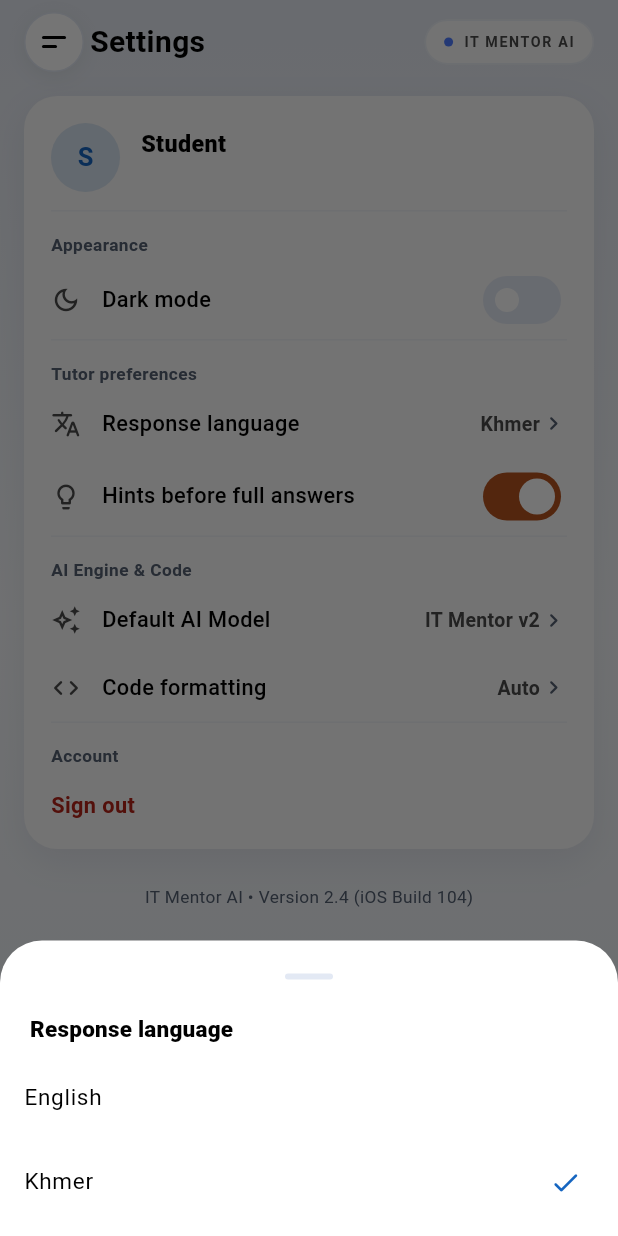
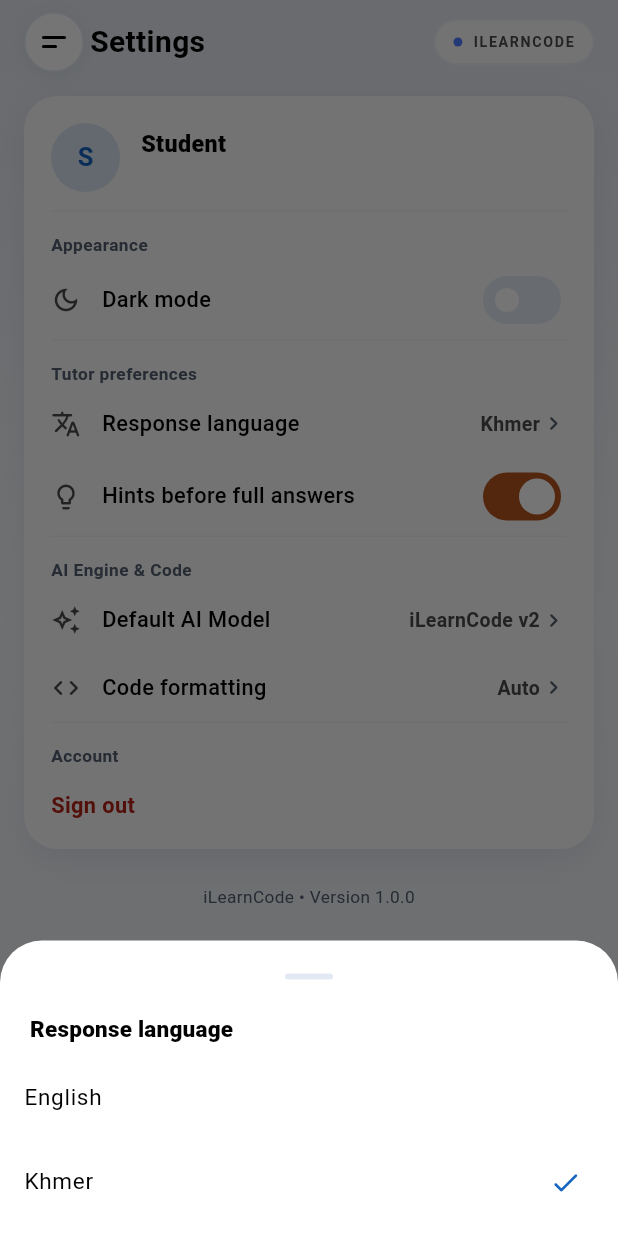
Before and after one commit to Socheata251/Ai_Mentor, a Flutter app: the SettingsScreen screen opened directly, after a tap on "Response language", on a phone screen of 412 x 824 dp. Run offline on Flutter 3.47's test engine with Material 3 defaults, Android fonts, the phone set to English and light mode, and no system bars; our stand-ins replace flutter_secure_storage; accounts and stored records are empty.

Commit message:
Rename app to iLearnCode, update app icons

```diff
--- a/lib/features/ai_tutor/screens/ai_tutor_screen.dart
+++ b/lib/features/ai_tutor/screens/ai_tutor_screen.dart
@@ -387,7 +387,7 @@
           children: [
             Flexible(
               child: Text(
-                'IT Mentor AI',
+                'iLearnCode',
                 maxLines: 1,
                 overflow: TextOverflow.ellipsis,
                 style: t.titleMedium?.copyWith(
--- a/lib/features/ai_tutor/widgets/ai_message_card.dart
+++ b/lib/features/ai_tutor/widgets/ai_message_card.dart
@@ -86,7 +86,7 @@
                 crossAxisAlignment: CrossAxisAlignment.start,
                 children: [
                   Text(
-                    'IT Mentor AI',
+                    'iLearnCode',
                     style: t.labelMedium!.copyWith(
                       fontWeight: FontWeight.w800,
                       color: a.color,
--- a/lib/features/progress/screens/progress_screen.dart
+++ b/lib/features/progress/screens/progress_screen.dart
@@ -100,7 +100,7 @@
             children: [
               Text('Your Progress', style: theme.textTheme.titleMedium),
               Text(
-                'IT Mentor AI · Semester 3 & 4',
+                'iLearnCode · Semester 1–8',
                 style: theme.textTheme.labelSmall?.copyWith(
                   color: colors.textMuted,
                   fontSize: 9,
--- a/lib/features/quiz/screens/quiz_screen.dart
+++ b/lib/features/quiz/screens/quiz_screen.dart
@@ -437,7 +437,7 @@
                 ),
                 const SizedBox(height: 2),
                 Text(
-                  'IT MENTOR AI • ${quiz.topic.title.toUpperCase()}',
+                  'ILEARNCODE • ${quiz.topic.title.toUpperCase()}',
                   style: text.labelSmall?.copyWith(color: c.gradientStart),
                   textAlign: TextAlign.center,
                 ),
--- a/lib/features/settings/providers/settings_controller.dart
+++ b/lib/features/settings/providers/settings_controller.dart
@@ -9,13 +9,13 @@
 class SettingsController extends ChangeNotifier {
   // ---- Options shown in the pickers (edit freely) ----
   static const languages = ['English', 'Khmer'];
-  static const aiModels = ['IT Mentor v2', 'IT Mentor v2 Fast', 'IT Mentor v1'];
+  static const aiModels = ['iLearnCode v2', 'iLearnCode v2 Fast', 'iLearnCode v1'];
   static const codeFormats = ['Auto', '2 spaces', '4 spaces', 'Tabs'];
 
   // ---- Current values (defaults match your design) ----
   String language = 'Khmer';
   bool hintsFirst = true;
-  String aiModel = 'IT Mentor v2';
+  String aiModel = 'iLearnCode v2';
   String codeFormat = 'Auto';
 
   void setLanguage(String v) {
--- a/lib/features/settings/screens/settings_screen.dart
+++ b/lib/features/settings/screens/settings_screen.dart
@@ -15,7 +15,7 @@
 const _accent = Color(0xFFB4521F);
 
 /// Footer text. Edit when you ship a new build.
-const kAppVersionLabel = 'IT Mentor AI • Version 2.4 (iOS Build 104)';
+const kAppVersionLabel = 'iLearnCode • Version 1.0.0';
 
 class SettingsScreen extends StatelessWidget {
   const SettingsScreen({
@@ -290,7 +290,7 @@
 // Pieces
 // =====================================================================
 
-/// ☰ menu button + title + "IT MENTOR AI" pill.
+/// ☰ menu button + title + "ILEARNCODE" pill.
 class _Header extends StatelessWidget {
   const _Header();
 
@@ -334,7 +334,7 @@
               ),
               const SizedBox(width: 7),
               Text(
-                'IT MENTOR AI',
+                'ILEARNCODE',
                 style: TextStyle(
                   fontSize: 9.5,
                   fontWeight: FontWeight.w700,
--- a/lib/main.dart
+++ b/lib/main.dart
@@ -36,11 +36,11 @@
 
   // Stay signed in between launches.
   final signedIn = await AuthService.instance.restoreSession();
-  runApp(AImentor(signedIn: signedIn));
+  runApp(ILearnCodeApp(signedIn: signedIn));
 }
 
-class AImentor extends StatelessWidget {
-  const AImentor({super.key, this.signedIn = false});
+class ILearnCodeApp extends StatelessWidget {
+  const ILearnCodeApp({super.key, this.signedIn = false});
 
   final bool signedIn;
 
```
Also changed, not shown: pubspec.yaml (+4 -3 lines), assets/icon/app_icon.png (added), assets/icon/app_icon_foreground.png (added), assets/icon/play_store_icon_512.png (added), pubspec.lock, 44 other files.
